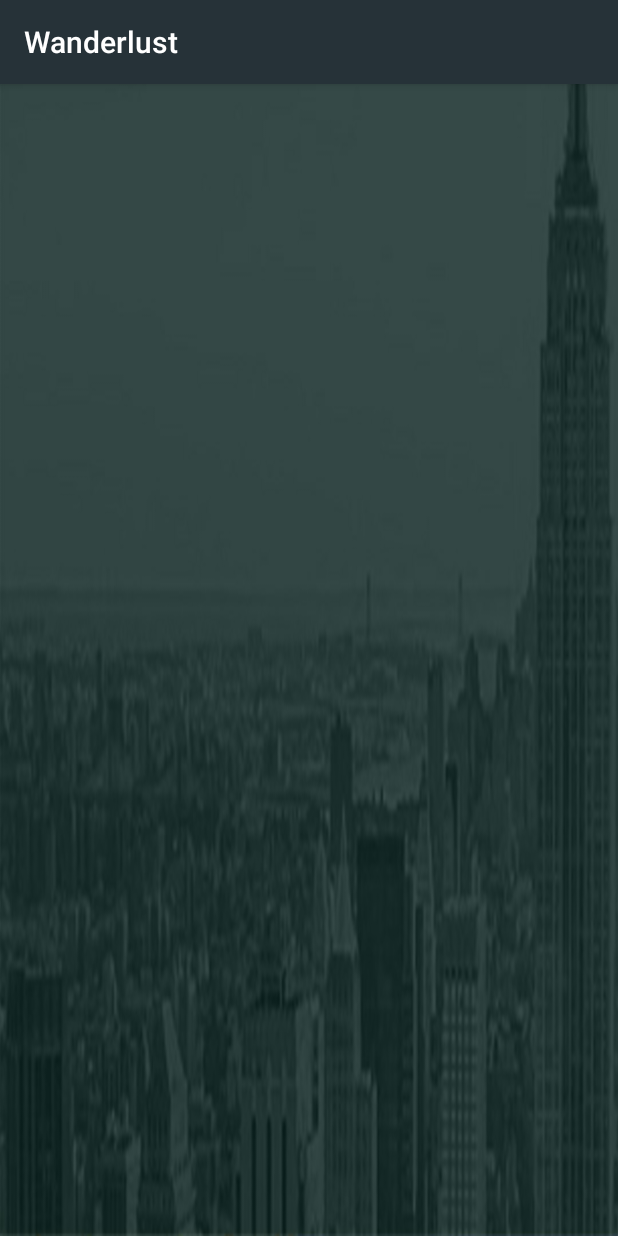
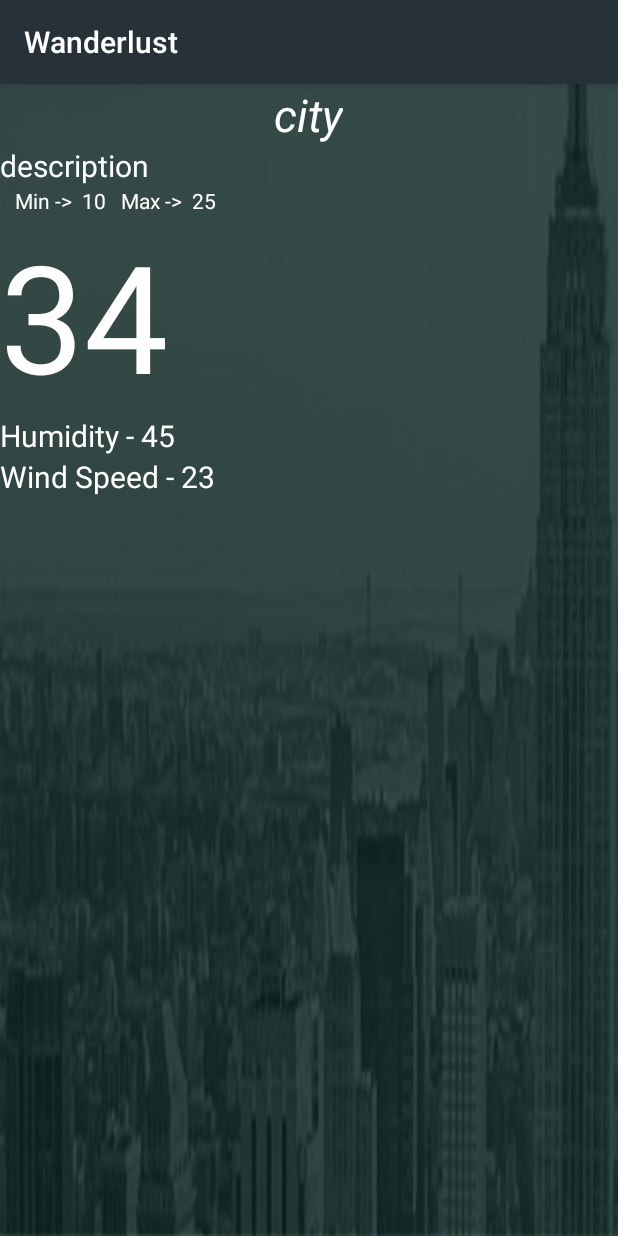
Before and after one commit to diegotavarez/mobileappsfall15, an Android app: the layout activity_weather_information.xml on its own in the app's theme, with its tools: preview values and no code run, on a phone screen of 412 x 824 dp. Run offline under Robolectric (Android 15) with nearby library versions, the phone set to English and light mode, and no system bars.

Commit message:
Changes weather conditions xml

```diff
--- a/Wanderlust/app/src/main/java/edu/uco/dtavarespereira/wanderlust/activity/WeatherInformationActivity.java
+++ b/Wanderlust/app/src/main/java/edu/uco/dtavarespereira/wanderlust/activity/WeatherInformationActivity.java
@@ -34,10 +34,10 @@ public class WeatherInformationActivity extends Activity {
         city.setText(intent.getStringExtra("city"));
         description.setText(intent.getStringExtra("descrip"));
         temperature.setText(intent.getStringExtra("temp") + (char) 0x00B0);
-        humidity.setText(intent.getStringExtra("humidity"));
+        humidity.setText(intent.getStringExtra("humidity") + "%");
         tempMin.setText(intent.getStringExtra("tempMin"));
         tempMax.setText(intent.getStringExtra("tempMax"));
-        windSpeed.setText(intent.getStringExtra("wSpeed"));
+        windSpeed.setText(intent.getStringExtra("wSpeed") + "mph");
 
         defineImage(Integer.parseInt(intent.getStringExtra("id")), imageDescription);
     }
--- a/Wanderlust/app/src/main/res/layout/activity_weather_information.xml
+++ b/Wanderlust/app/src/main/res/layout/activity_weather_information.xml
@@ -2,20 +2,20 @@
     xmlns:tools="http://schemas.android.com/tools"
     android:layout_width="match_parent"
     android:layout_height="match_parent"
+    android:background="@drawable/city_bg"
     android:orientation="vertical"
-    tools:context="edu.uco.dtavarespereira.wanderlust.activity.WeatherInformationActivity"
-    android:background="@drawable/city_bg">
+    tools:context="edu.uco.dtavarespereira.wanderlust.activity.WeatherInformationActivity">
 
 
     <TextView
+        android:id="@+id/textViewCity"
         android:layout_width="wrap_content"
         android:layout_height="wrap_content"
-        android:text=""
-        android:id="@+id/textViewCity"
         android:layout_gravity="center_horizontal"
-        android:textStyle="italic"
+        android:text="city"
+        android:textColor="@android:color/white"
         android:textSize="30dp"
-        android:textColor="@android:color/white"/>
+        android:textStyle="italic" />
 
     <LinearLayout
         android:layout_width="wrap_content"
@@ -23,61 +23,114 @@
         android:orientation="horizontal">
 
         <ImageView
+            android:id="@+id/imageDescription"
+            android:layout_width="wrap_content"
+            android:layout_height="wrap_content" />
+
+        <TextView
+            android:id="@+id/textViewDescription"
             android:layout_width="wrap_content"
             android:layout_height="wrap_content"
-            android:id="@+id/imageDescription" />
+            android:text="description"
+            android:textColor="@android:color/white"
+            android:textSize="20dp" />
+    </LinearLayout>
+
+    <LinearLayout
+        android:layout_width="wrap_content"
+        android:layout_height="wrap_content"
+        android:orientation="horizontal">
+
 
         <TextView
+            android:id="@+id/textMin"
             android:layout_width="wrap_content"
             android:layout_height="wrap_content"
-        android:text=""
-        android:id="@+id/textViewDescription"
+            android:layout_marginLeft="10dp"
+            android:text="Min -> "
+            android:textColor="@android:color/white" />
+
+        <TextView
+            android:id="@+id/textViewMin"
+            android:layout_width="wrap_content"
+            android:layout_height="wrap_content"
+            android:layout_marginLeft="3dp"
+            android:text="10"
+            android:textColor="@android:color/white" />
+
+        <TextView
+            android:id="@+id/textMax"
+            android:layout_width="wrap_content"
+            android:layout_height="wrap_content"
+            android:layout_marginLeft="10dp"
+            android:text="Max -> "
+            android:textColor="@android:color/white" />
+
+        <TextView
+            android:id="@+id/textViewMax"
+            android:layout_width="wrap_content"
+            android:layout_height="wrap_content"
+            android:layout_marginLeft="3dp"
+            android:text="25"
+            android:textColor="@android:color/white" />
+
+    </LinearLayout>
+
+    <TextView
+        android:id="@+id/textViewTemp"
+        android:layout_width="wrap_content"
+        android:layout_height="wrap_content"
+        android:text="34"
         android:textColor="@android:color/white"
-        android:textSize="20dp"
-        />
-</LinearLayout>
+        android:textSize="100dp" />
+
     <LinearLayout
         android:layout_width="wrap_content"
         android:layout_height="wrap_content"
         android:orientation="horizontal">
 
         <TextView
+            android:id="@+id/Humidity"
             android:layout_width="wrap_content"
             android:layout_height="wrap_content"
-            android:text=""
-            android:id="@+id/textViewMin"
-            android:layout_marginLeft="10dp"
-            android:textColor="@android:color/white"/>
+            android:text="Humidity - "
+            android:textColor="@android:color/white"
+            android:textSize="20dp" />
+
 
         <TextView
+            android:id="@+id/textViewHumidity"
             android:layout_width="wrap_content"
             android:layout_height="wrap_content"
-            android:text=""
-            android:id="@+id/textViewMax"
-            android:layout_marginLeft="30dp"
-            android:textColor="@android:color/white"/>
+            android:text="45"
+            android:textColor="@android:color/white"
+            android:textSize="20dp" />
 
     </LinearLayout>
 
-    <TextView
+
+    <LinearLayout
         android:layout_width="wrap_content"
         android:layout_height="wrap_content"
-        android:text=""
-        android:id="@+id/textViewTemp"
-        android:textColor="@android:color/white"
-        android:textSize="100dp"/>
+        android:orientation="horizontal">
 
         <TextView
+            android:id="@+id/wind"
             android:layout_width="wrap_content"
             android:layout_height="wrap_content"
-        android:text=""
-        android:id="@+id/textViewHumidity" />
+            android:text="Wind Speed - "
+            android:textColor="@android:color/white"
+            android:textSize="20dp" />
 
 
         <TextView
+            android:id="@+id/textViewWinSpeed"
             android:layout_width="wrap_content"
             android:layout_height="wrap_content"
-        android:text=""
-        android:id="@+id/textViewWinSpeed" />
+            android:text="23"
+            android:textColor="@android:color/white"
+            android:textSize="20dp" />
 
     </LinearLayout>
+
+</LinearLayout>
```
Lines whose indentation alone changed are shown as unchanged.
